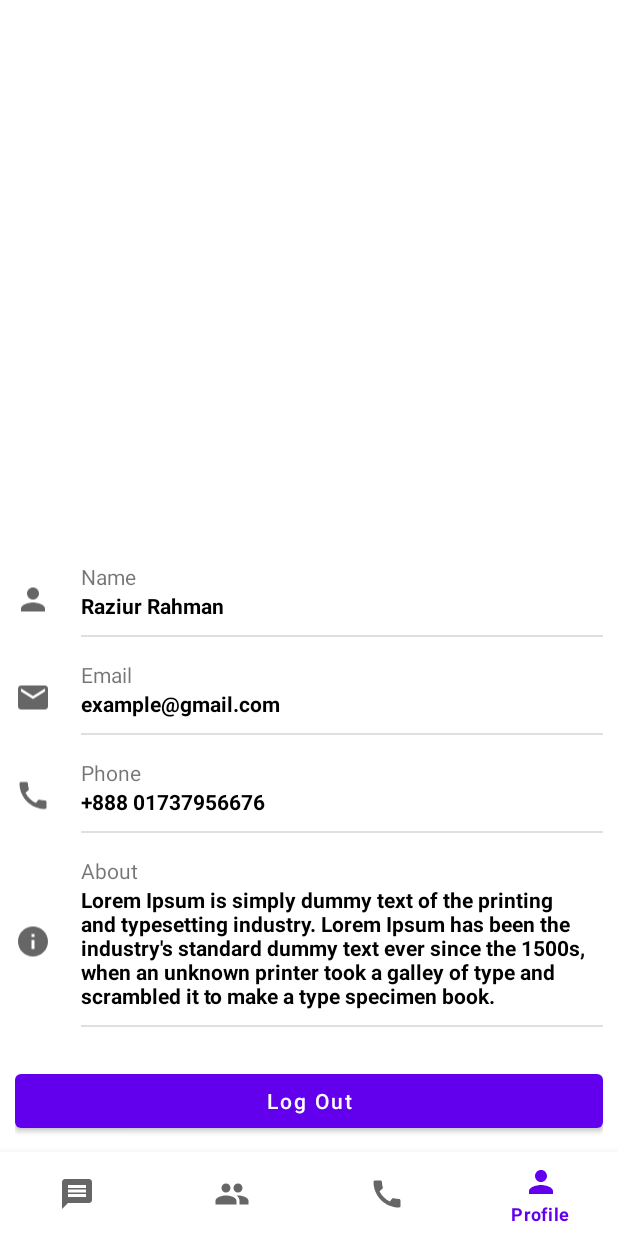
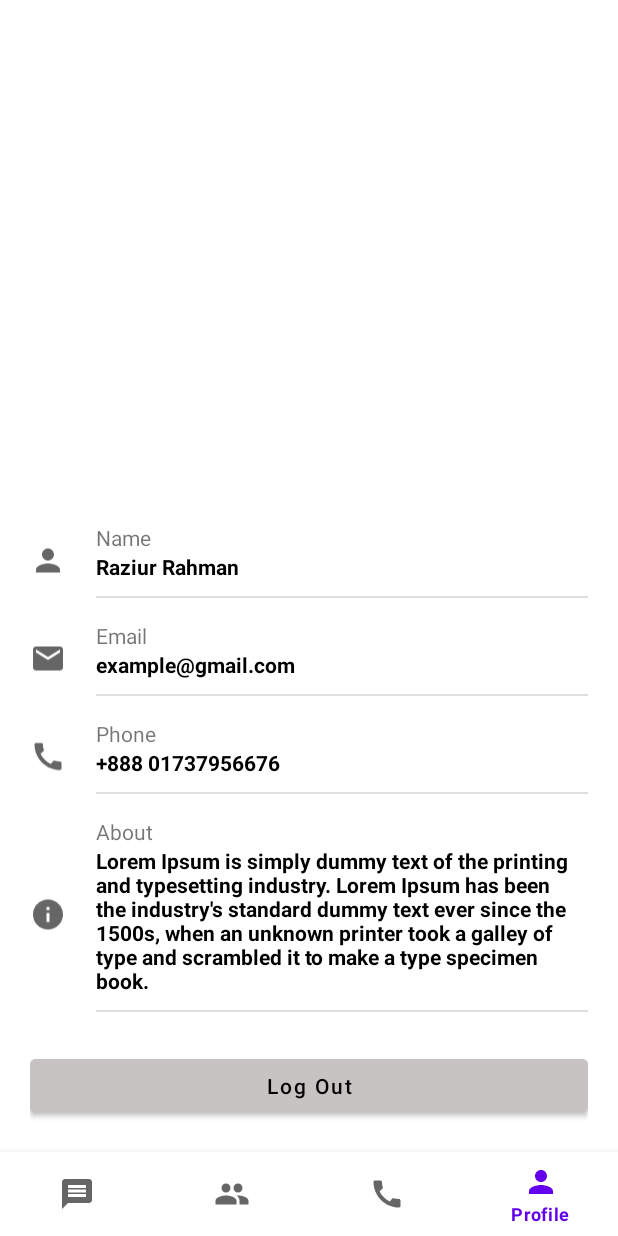
Before and after one commit to Raziur306/ChatBiz, an Android app: the screen it shows after launch (MainActivity), item 4 of the bottom bar chosen, on a phone screen of 412 x 824 dp. Run offline under Robolectric (Android 15) with nearby library versions, the phone set to English and light mode, and no system bars.

Commit message:
Profile Menu

```diff
--- a/app/src/main/res/layout/activity_profile.xml
+++ b/app/src/main/res/layout/activity_profile.xml
@@ -4,7 +4,7 @@
     xmlns:tools="http://schemas.android.com/tools"
     android:layout_width="match_parent"
     android:layout_height="match_parent"
-    android:padding="10dp"
+    android:padding="20dp"
     tools:context=".Fregments.ProfileActivity">
 
     <LinearLayout
@@ -201,8 +201,10 @@
             android:id="@+id/button"
             android:layout_width="match_parent"
             android:layout_height="wrap_content"
+            android:backgroundTint="#C8C3C3"
             android:text="Log Out"
-            android:textAllCaps="false" />
+            android:textAllCaps="false"
+            android:textColor="@color/black" />
 
     </LinearLayout>
 
```
